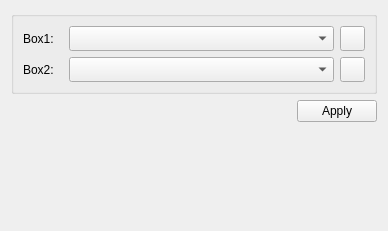
Qt form GUIDialog/GUIGeometryDialog/GeometryBoolWidget.ui (eeaapp6/AppFlow-Agent) before a commit.
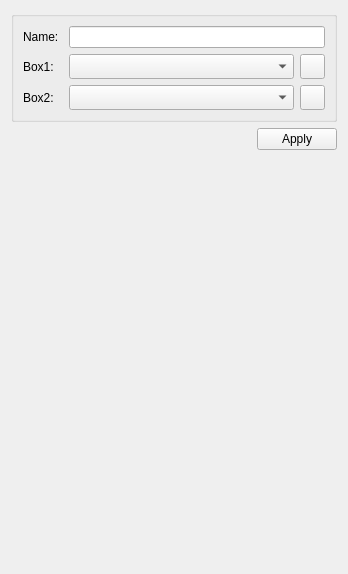
The same form after that commit.

Commit message: bool创建名称添加

What changed in the file:
```diff
--- a/GUIDialog/GUIGeometryDialog/GeometryBoolWidget.ui
+++ b/GUIDialog/GUIGeometryDialog/GeometryBoolWidget.ui
@@ -6,8 +6,8 @@
    <rect>
     <x>0</x>
     <y>0</y>
-    <width>388</width>
-    <height>231</height>
+    <width>348</width>
+    <height>574</height>
    </rect>
   </property>
   <property name="minimumSize">
@@ -27,6 +27,16 @@
      </property>
      <layout class="QGridLayout" name="gridLayout">
       <item row="0" column="0">
+       <widget class="QLabel" name="label_3">
+        <property name="text">
+         <string>Name:</string>
+        </property>
+       </widget>
+      </item>
+      <item row="0" column="1" colspan="2">
+       <widget class="QLineEdit" name="lineEdit_Name"/>
+      </item>
+      <item row="1" column="0">
        <widget class="QLabel" name="label">
         <property name="minimumSize">
          <size>
@@ -45,7 +55,7 @@
         </property>
        </widget>
       </item>
-      <item row="0" column="1">
+      <item row="1" column="1">
        <widget class="QComboBox" name="comboBox_Body1">
         <property name="minimumSize">
          <size>
@@ -55,7 +65,7 @@
         </property>
        </widget>
       </item>
-      <item row="0" column="2">
+      <item row="1" column="2">
        <widget class="QPushButton" name="pushButton_Body1">
         <property name="maximumSize">
          <size>
@@ -68,7 +78,7 @@
         </property>
        </widget>
       </item>
-      <item row="1" column="0">
+      <item row="2" column="0">
        <widget class="QLabel" name="label_2">
         <property name="maximumSize">
          <size>
@@ -81,7 +91,7 @@
         </property>
        </widget>
       </item>
-      <item row="1" column="1">
+      <item row="2" column="1">
        <widget class="QComboBox" name="comboBox_Body2">
         <property name="minimumSize">
          <size>
@@ -91,7 +101,7 @@
         </property>
        </widget>
       </item>
-      <item row="1" column="2">
+      <item row="2" column="2">
        <widget class="QPushButton" name="pushButton_Body2">
         <property name="maximumSize">
          <size>
```
The commit also changes 1 other file.
